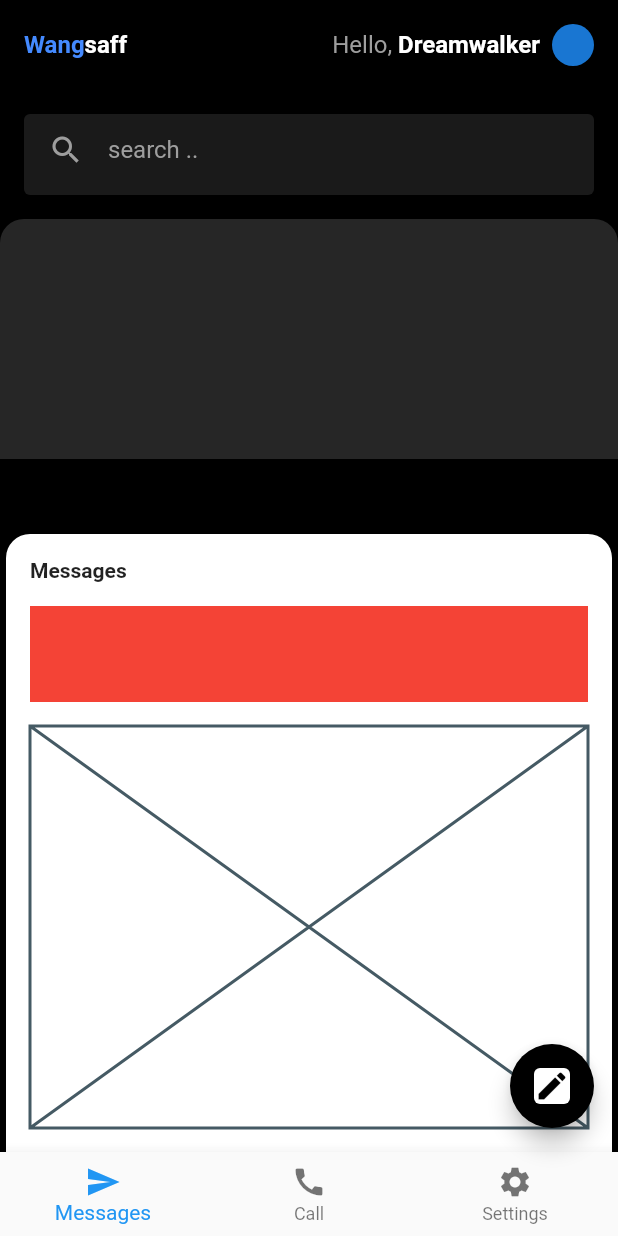
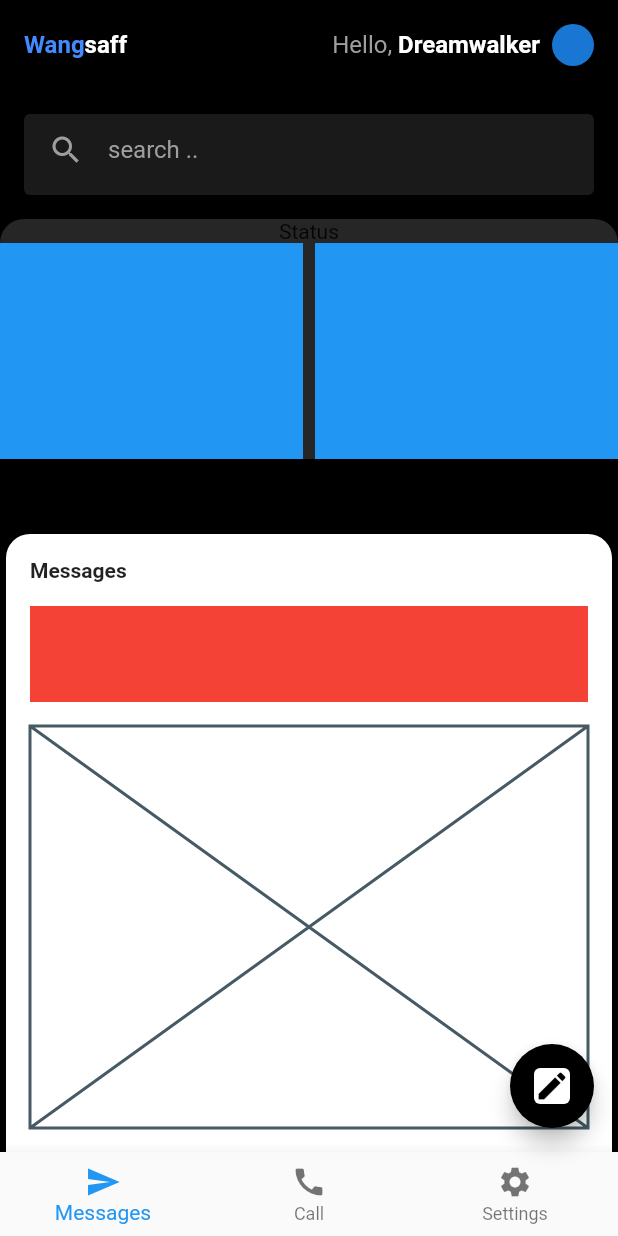
Before and after one commit to JAICHANGPARK/flutter_notebook_19th_story, a Flutter app: the screen it shows after launch, on a phone screen of 412 x 824 dp. Run offline on Flutter 3.47's test engine with Material 2 defaults, Android fonts, the phone set to English and light mode, and no system bars; our stand-ins replace cached_network_image, countup, fl_chart, flutter_riverpod, freezed_annotation, smooth_page_indicator and 1 more.

Commit message:
Update mobile_chat_home_page.dart

```diff
--- a/lib/ep1124_mobile_chat_app/src/ui/mobile_chat_home_page.dart
+++ b/lib/ep1124_mobile_chat_app/src/ui/mobile_chat_home_page.dart
@@ -115,6 +115,21 @@ class _MobileChatHomePageState extends State<MobileChatHomePage> {
                         topLeft: Radius.circular(16),
                       ),
                     ),
+                    child: Column(
+                      children: [
+                        Text("Status"),
+                        Expanded(
+                            child: GridView.builder(
+                                gridDelegate: SliverGridDelegateWithFixedCrossAxisCount(crossAxisCount: 2,
+                                mainAxisSpacing: 8,
+                                crossAxisSpacing: 8),
+                                itemBuilder: (context, index) {
+                                  return Container(
+                                    color: Colors.blue,
+                                  );
+                                }))
+                      ],
+                    ),
                   )
                 ],
               ),
```
